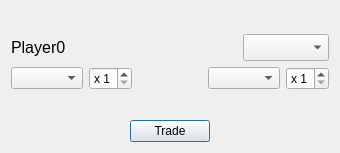
Old version of the form form/tradedialog.ui in the repository equation314/NaTaC.
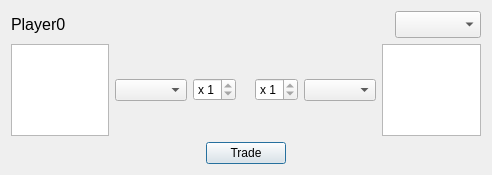
New version of the form. Icons and pictures are not drawn. Custom widgets are drawn as their Qt base class.

Commit message: Show ResourceTable when trade with other player

Diff of the .ui file:
```diff
--- a/form/tradedialog.ui
+++ b/form/tradedialog.ui
@@ -6,8 +6,8 @@
    <rect>
     <x>0</x>
     <y>0</y>
-    <width>340</width>
-    <height>153</height>
+    <width>492</width>
+    <height>175</height>
    </rect>
   </property>
   <property name="windowTitle">
@@ -67,11 +67,17 @@
    </item>
    <item>
     <layout class="QHBoxLayout" name="horizontalLayout">
+     <item>
+      <widget class="ResourceTable" name="resourceTable_1"/>
+     </item>
      <item>
       <widget class="QComboBox" name="comboBox_1"/>
      </item>
      <item>
       <widget class="QSpinBox" name="spinBox_1">
+       <property name="readOnly">
+        <bool>true</bool>
+       </property>
        <property name="prefix">
         <string>x </string>
        </property>
@@ -125,11 +131,11 @@
        </property>
       </spacer>
      </item>
-     <item>
-      <widget class="QComboBox" name="comboBox_2"/>
-     </item>
      <item>
       <widget class="QSpinBox" name="spinBox_2">
+       <property name="readOnly">
+        <bool>true</bool>
+       </property>
        <property name="prefix">
         <string>x </string>
        </property>
@@ -141,6 +147,12 @@
        </property>
       </widget>
      </item>
+     <item>
+      <widget class="QComboBox" name="comboBox_2"/>
+     </item>
+     <item>
+      <widget class="ResourceTable" name="resourceTable_2"/>
+     </item>
     </layout>
    </item>
    <item>
@@ -167,10 +179,20 @@
      <property name="text">
       <string>Trade</string>
      </property>
+     <property name="default">
+      <bool>true</bool>
+     </property>
     </widget>
    </item>
   </layout>
  </widget>
+ <customwidgets>
+  <customwidget>
+   <class>ResourceTable</class>
+   <extends>QTableView</extends>
+   <header>resourcetable.h</header>
+  </customwidget>
+ </customwidgets>
  <resources>
   <include location="../resource/res.qrc"/>
  </resources>
```
The commit also changes 6 other files.
